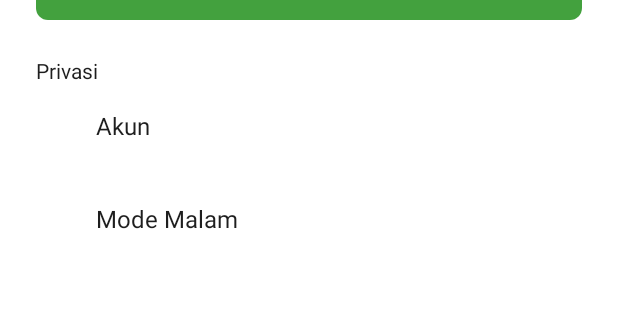
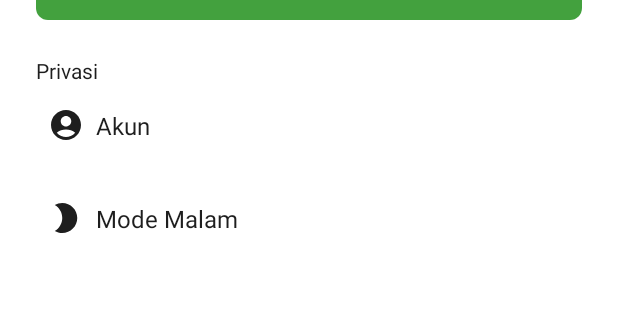
Before and after one commit to fykids/Nutrise-CapstoneProject, an Android app: the layout activity_setting.xml on its own in the app's theme, with its tools: preview values and no code run, on a phone screen of 412 x 824 dp. Shown: the part 343-665 px from the top of the screen. Run offline under Robolectric (Android 15) with nearby library versions, the phone set to English and light mode, and no system bars.

Commit message:
update ui

```diff
--- a/app/src/main/java/com/capstone/nutrise/view/settings/SettingActivity.kt
+++ b/app/src/main/java/com/capstone/nutrise/view/settings/SettingActivity.kt
@@ -85,7 +85,7 @@ class SettingActivity : AppCompatActivity() {
         if (isNightMode) {
             nightModeIcon.setImageResource(R.drawable.baseline_light_mode_24) // Ganti dengan ikon mode aktif
         } else {
-            nightModeIcon.setImageResource(R.drawable.mode_night) // Ganti dengan ikon default
+            nightModeIcon.setImageResource(R.drawable.baseline_mode_night_dark) // Ganti dengan ikon default
         }
     }
 
--- a/app/src/main/res/drawable/baseline_mode_night_dark.xml
+++ b/app/src/main/res/drawable/baseline_mode_night_dark.xml
@@ -1,4 +1,4 @@
-<vector xmlns:android="http://schemas.android.com/apk/res/android" android:height="24dp" android:tint="#FFFFFF" android:viewportHeight="24" android:viewportWidth="24" android:width="24dp">
+<vector xmlns:android="http://schemas.android.com/apk/res/android" android:height="24dp" android:tint="#222222" android:viewportHeight="24" android:viewportWidth="24" android:width="24dp">
 
     <path android:fillColor="@android:color/white" android:pathData="M9.5,2c-1.82,0 -3.53,0.5 -5,1.35c2.99,1.73 5,4.95 5,8.65s-2.01,6.92 -5,8.65C5.97,21.5 7.68,22 9.5,22c5.52,0 10,-4.48 10,-10S15.02,2 9.5,2z"/>
 
--- a/app/src/main/res/layout/activity_setting.xml
+++ b/app/src/main/res/layout/activity_setting.xml
@@ -132,8 +132,9 @@
             android:layout_width="wrap_content"
             android:layout_height="wrap_content"
             android:layout_centerVertical="true"
+            style="@style/IconStyle"
             android:contentDescription="@string/akun"
-            android:src="@drawable/baseline_account_dark" />
+            android:src="@drawable/baseline_account_light" />
 
         <TextView
             style="@style/TextColor"
@@ -165,6 +166,7 @@
             android:layout_width="wrap_content"
             android:layout_height="wrap_content"
             android:layout_centerVertical="true"
+            style="@style/IconStyle"
             android:contentDescription="@string/mode_malam"
             android:src="@drawable/baseline_mode_night_dark" />
 
--- a/app/src/main/res/values-night/themes.xml
+++ b/app/src/main/res/values-night/themes.xml
@@ -13,7 +13,7 @@
     </style>
 
     <style name="IconStyle">
-        <item name="color">@color/ColorDark</item>
+        <item name="android:tint">@color/white</item>
     </style>
 
     <style name="ColorContainer">
--- a/app/src/main/res/values/themes.xml
+++ b/app/src/main/res/values/themes.xml
@@ -14,7 +14,7 @@
     </style>
 
     <style name="IconStyle">
-        <item name="color">@color/ColorDark</item>
+        <item name="android:tint">@color/ColorDark</item>
     </style>
 
     <style name="ColorContainer">
```
